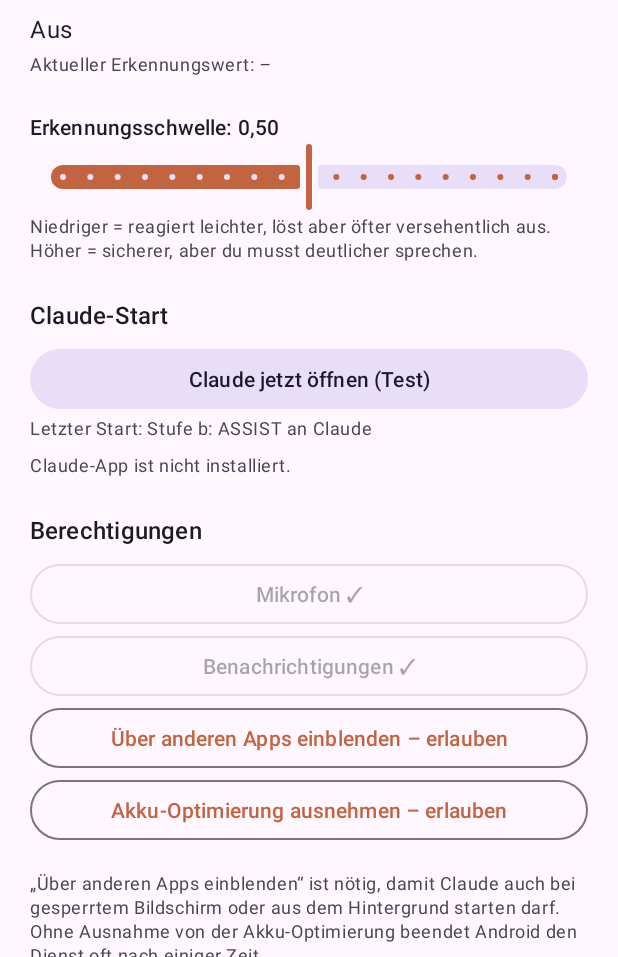
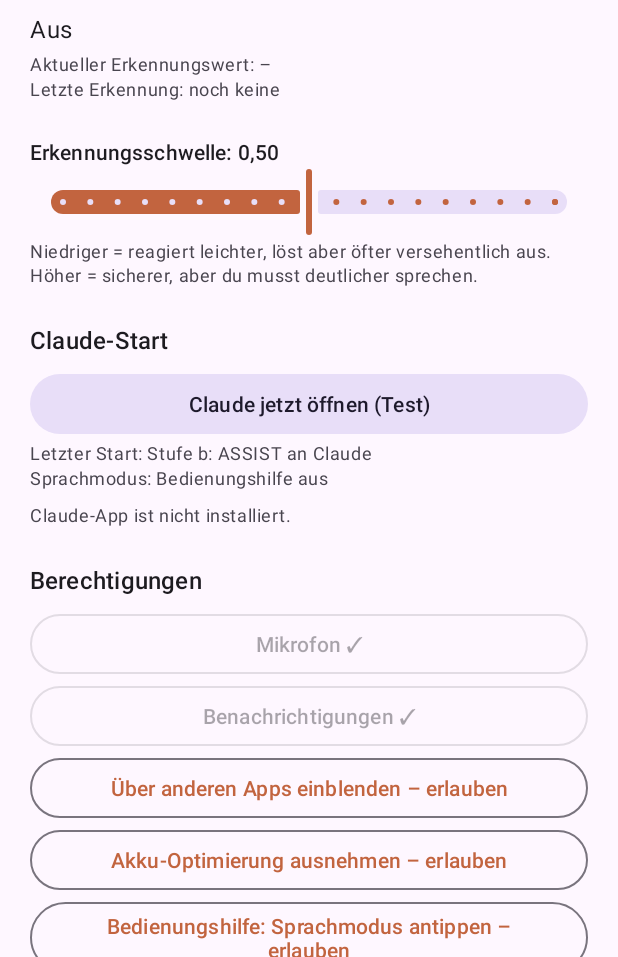
Before and after one commit to Eichi87/hey-claude-android, an Android app: the screen it shows after launch (MainActivity), after a tap on "Claude jetzt öffnen (Test)", on a phone screen of 412 x 824 dp, the part 279-1236 px from its top. Run offline under Robolectric (Android 15) with nearby library versions, the phone set to English and light mode, and no system bars; 1 statement that could not run was skipped.

Commit message:
v1.3: Sprachmodus per Bedienungshilfe, Anzeige der letzten Erkennung
- ClaudeVoiceTapService: tippt nach einem Start durch Hey Claude einmal auf
  Claudes Sprachmodus-Symbol (nur Claude-App, max. 10 s, Diktat ausgeschlossen);
  findet es nichts, werden die sichtbaren Knöpfe angezeigt
- Mit aktiver Bedienungshilfe startet Claude im neuen Chat (Stufe c zuerst)
- Höchstwert bleibt über Neustarts des Lauschens erhalten; neue Zeile
  "Letzte Erkennung: Wert um Uhrzeit"

Co-Authored-By: Claude Opus 5.5 <noreply@anthropic.com>
Claude-Session: https://claude.ai/code/session_0179sMGrwqiUCnjJNmFvgcP3

```diff
--- a/app/build.gradle.kts
+++ b/app/build.gradle.kts
@@ -15,7 +15,7 @@ android {
         minSdk = 26
         targetSdk = 34
         versionCode = buildNumber
-        versionName = "1.2.$buildNumber"
+        versionName = "1.3.$buildNumber"
 
         // Nur echte Handy-Architekturen, hält die APK klein.
         ndk {
--- a/app/src/main/java/de/eichberger/heyclaude/ClaudeLauncher.kt
+++ b/app/src/main/java/de/eichberger/heyclaude/ClaudeLauncher.kt
@@ -75,6 +75,10 @@ object ClaudeLauncher {
 
     /** Startet Claude über die Kaskade a → b → c. Liefert die Stufe, die gegriffen hat, oder null. */
     fun launch(context: Context): Result? {
+        // Bedienungshilfe scharf schalten, bevor Claude aufgeht (tippt dann auf das Sprachmodus-Symbol).
+        val autoTap = ClaudeVoiceTapService.armIfRunning()
+        Prefs.setLastTap(context, if (autoTap) "läuft …" else "Bedienungshilfe aus")
+
         val voice = try {
             readStaticShortcuts(context).firstOrNull { it.enabled && it.looksLikeVoice }
         } catch (e: Exception) {
@@ -107,25 +111,40 @@ object ClaudeLauncher {
             }
         }
 
-        // Stufe b: Sprach-Intents gezielt an die Claude-App.
-        for ((action, label) in VOICE_ACTIONS) {
-            if (tryStart(context, Intent(action).setPackage(CLAUDE_PACKAGE))) {
-                return remember(context, Result("b", label))
-            }
-        }
-
-        // Stufe c: neuer Chat, dann normaler Start.
-        if (tryStart(context, Intent(Intent.ACTION_VIEW, Uri.parse("claude://claude.ai/new")).setPackage(CLAUDE_PACKAGE))) {
-            return remember(context, Result("c", "claude://claude.ai/new"))
-        }
-        if (tryStart(context, Intent(Intent.ACTION_VIEW, Uri.parse("https://claude.ai/new")).setPackage(CLAUDE_PACKAGE))) {
-            return remember(context, Result("c", "https://claude.ai/new"))
+        // Mit aktiver Bedienungshilfe zuerst der normale neue Chat (c): Dort sitzt laut Claude-Hilfe
+        // das Sprachmodus-Symbol im Eingabefeld. Ohne Bedienungshilfe zuerst das Assistenten-Fenster (b).
+        if (autoTap) {
+            startNewChat(context)?.let { return it }
+            startVoiceIntents(context)?.let { return it }
+        } else {
+            startVoiceIntents(context)?.let { return it }
+            startNewChat(context)?.let { return it }
         }
         val launch = context.packageManager.getLaunchIntentForPackage(CLAUDE_PACKAGE)
         if (launch != null && tryStart(context, launch)) {
             return remember(context, Result("c", "Launch-Intent"))
         }
         Prefs.setLastLaunch(context, "keine Stufe hat gegriffen")
+        return null
+    }
+
+    /** Stufe b: Sprach-Intents gezielt an die Claude-App. */
+    private fun startVoiceIntents(context: Context): Result? {
+        for ((action, label) in VOICE_ACTIONS) {
+            if (tryStart(context, Intent(action).setPackage(CLAUDE_PACKAGE))) {
+                return remember(context, Result("b", label))
+            }
+        }
+        return null
+    }
+
+    /** Stufe c (ohne letzten Fallback): neuer Chat per Deep-Link bzw. App-Link. */
+    private fun startNewChat(context: Context): Result? {
+        for (url in listOf("claude://claude.ai/new", "https://claude.ai/new")) {
+            if (tryStart(context, Intent(Intent.ACTION_VIEW, Uri.parse(url)).setPackage(CLAUDE_PACKAGE))) {
+                return remember(context, Result("c", url))
+            }
+        }
         return null
     }
 
--- a/app/src/main/java/de/eichberger/heyclaude/MainActivity.kt
+++ b/app/src/main/java/de/eichberger/heyclaude/MainActivity.kt
@@ -37,6 +37,9 @@ class MainActivity : AppCompatActivity() {
     private lateinit var notifButton: Button
     private lateinit var overlayButton: Button
     private lateinit var batteryButton: Button
+    private lateinit var a11yButton: Button
+    private lateinit var lastTapText: TextView
+    private lateinit var lastDetectionText: TextView
 
     private val ui = Handler(Looper.getMainLooper())
     private var updatingSwitch = false
@@ -69,6 +72,7 @@ class MainActivity : AppCompatActivity() {
             } else {
                 getString(R.string.score_idle)
             }
+            showLastLaunch()
             ui.postDelayed(this, 250)
         }
     }
@@ -89,6 +93,9 @@ class MainActivity : AppCompatActivity() {
         notifButton = findViewById(R.id.notif_button)
         overlayButton = findViewById(R.id.overlay_button)
         batteryButton = findViewById(R.id.battery_button)
+        a11yButton = findViewById(R.id.a11y_button)
+        lastTapText = findViewById(R.id.last_tap_text)
+        lastDetectionText = findViewById(R.id.last_detection_text)
 
         setSwitch(Prefs.enabled(this))
         listenSwitch.setOnCheckedChangeListener { _, checked ->
@@ -117,6 +124,7 @@ class MainActivity : AppCompatActivity() {
             open(Intent(Settings.ACTION_MANAGE_OVERLAY_PERMISSION, Uri.parse("package:$packageName")))
         }
         batteryButton.setOnClickListener { requestBatteryExemption() }
+        a11yButton.setOnClickListener { open(Intent(Settings.ACTION_ACCESSIBILITY_SETTINGS)) }
 
         handleAutostart(intent)
     }
@@ -190,6 +198,8 @@ class MainActivity : AppCompatActivity() {
     private fun showLastLaunch() {
         lastLaunchText.text = Prefs.lastLaunch(this)?.let { getString(R.string.last_launch, it) }
             ?: getString(R.string.last_launch_none)
+        lastTapText.text = getString(R.string.last_tap, Prefs.lastTap(this) ?: "–")
+        lastDetectionText.text = getString(R.string.last_detection, Prefs.lastDetection(this) ?: "noch keine")
     }
 
     /** Zeigt die aus der Claude-App gelesenen Shortcuts, damit man die IDs prüfen kann. */
@@ -226,6 +236,7 @@ class MainActivity : AppCompatActivity() {
         setPermissionButton(overlayButton, Settings.canDrawOverlays(this), R.string.perm_overlay)
         val pm = getSystemService(PowerManager::class.java)
         setPermissionButton(batteryButton, pm.isIgnoringBatteryOptimizations(packageName), R.string.perm_battery)
+        setPermissionButton(a11yButton, ClaudeVoiceTapService.isEnabled(this), R.string.perm_a11y)
     }
 
     private fun setPermissionButton(button: Button, ok: Boolean, label: Int) {
--- a/app/src/main/java/de/eichberger/heyclaude/Prefs.kt
+++ b/app/src/main/java/de/eichberger/heyclaude/Prefs.kt
@@ -9,6 +9,8 @@ object Prefs {
     const val KEY_THRESHOLD = "threshold"
     const val KEY_ENABLED = "enabled"
     const val KEY_LAST_LAUNCH = "last_launch"
+    const val KEY_LAST_TAP = "last_tap"
+    const val KEY_LAST_DETECTION = "last_detection"
 
     const val DEFAULT_THRESHOLD = 0.5f
 
@@ -31,4 +33,16 @@ object Prefs {
 
     fun setLastLaunch(context: Context, value: String) =
         get(context).edit().putString(KEY_LAST_LAUNCH, value).apply()
+
+    /** Ergebnis der Bedienungshilfe beim letzten Start (Sprachmodus angetippt oder nicht). */
+    fun lastTap(context: Context): String? = get(context).getString(KEY_LAST_TAP, null)
+
+    fun setLastTap(context: Context, value: String) =
+        get(context).edit().putString(KEY_LAST_TAP, value).apply()
+
+    /** Letzte Weckwort-Erkennung, z. B. „0,87 um 12:58“. */
+    fun lastDetection(context: Context): String? = get(context).getString(KEY_LAST_DETECTION, null)
+
+    fun setLastDetection(context: Context, value: String) =
+        get(context).edit().putString(KEY_LAST_DETECTION, value).apply()
 }
--- a/app/src/main/res/layout/activity_main.xml
+++ b/app/src/main/res/layout/activity_main.xml
@@ -36,6 +36,12 @@
             android:layout_width="match_parent"
             android:layout_height="wrap_content"
             android:layout_marginTop="4dp"
+            android:textAppearance="?attr/textAppearanceBodySmall" />
+
+        <TextView
+            android:id="@+id/last_detection_text"
+            android:layout_width="match_parent"
+            android:layout_height="wrap_content"
             android:textAppearance="?attr/textAppearanceBodySmall" />
 
         <TextView
@@ -83,6 +89,13 @@
             android:textAppearance="?attr/textAppearanceBodySmall" />
 
         <TextView
+            android:id="@+id/last_tap_text"
+            android:layout_width="match_parent"
+            android:layout_height="wrap_content"
+            android:textAppearance="?attr/textAppearanceBodySmall"
+            android:textIsSelectable="true" />
+
+        <TextView
             android:id="@+id/shortcuts_text"
             android:layout_width="match_parent"
             android:layout_height="wrap_content"
@@ -122,6 +135,12 @@
             android:layout_width="match_parent"
             android:layout_height="wrap_content" />
 
+        <Button
+            android:id="@+id/a11y_button"
+            style="@style/Widget.Material3.Button.OutlinedButton"
+            android:layout_width="match_parent"
+            android:layout_height="wrap_content" />
+
         <TextView
             android:layout_width="match_parent"
             android:layout_height="wrap_content"
--- a/app/src/main/res/values/strings.xml
+++ b/app/src/main/res/values/strings.xml
@@ -15,7 +15,14 @@
     <string name="status_model_error">Modelle konnten nicht geladen werden: %1$s</string>
     <string name="status_not_allowed">Android hat den Start im Hintergrund nicht erlaubt</string>
 
-    <string name="score_value">Erkennungswert: %1$s (Höchstwert: %2$s)\nMikrofonpegel: %3$s</string>
+    <string name="score_value">Erkennungswert: %1$s (Höchstwert seit Einschalten: %2$s)\nMikrofonpegel: %3$s</string>
+    <string name="last_detection">Letzte Erkennung: %1$s</string>
+    <string name="last_tap">Sprachmodus: %1$s</string>
+    <string name="tap_done">angetippt („%1$s“)</string>
+    <string name="tap_not_found">Symbol nicht gefunden. Sichtbare Knöpfe: %1$s</string>
+    <string name="perm_a11y">Bedienungshilfe: Sprachmodus antippen</string>
+    <string name="a11y_label">Hey Claude – Sprachmodus</string>
+    <string name="a11y_description">Tippt nach „Hey Claude“ in der Claude-App einmal auf das Sprachmodus-Symbol. Arbeitet nur in der Claude-App und nur bis zu 10 Sekunden nach einem Start durch Hey Claude; sonst liest und tut sie nichts.</string>
     <string name="level_db">%1$d dB</string>
     <string name="level_silent">kein Signal – Mikrofon stumm geschaltet?</string>
     <string name="score_idle">Aktueller Erkennungswert: –</string>
@@ -39,7 +46,7 @@
     <string name="perm_battery">Akku-Optimierung ausnehmen</string>
     <string name="perm_missing">%1$s – erlauben</string>
     <string name="perm_granted">%1$s ✓</string>
-    <string name="permissions_hint">„Über anderen Apps einblenden“ ist nötig, damit Claude auch bei gesperrtem Bildschirm oder aus dem Hintergrund starten darf. Ohne Ausnahme von der Akku-Optimierung beendet Android den Dienst oft nach einiger Zeit.</string>
+    <string name="permissions_hint">„Über anderen Apps einblenden“ ist nötig, damit Claude auch bei gesperrtem Bildschirm oder aus dem Hintergrund starten darf. Die Bedienungshilfe startet Claude direkt im Sprachmodus; ist sie aus, öffnet sich nur ein neuer Chat. Ohne Ausnahme von der Akku-Optimierung beendet Android den Dienst oft nach einiger Zeit.</string>
 
     <string name="channel_service">Lauschen</string>
     <string name="channel_hints">Hinweise</string>
```
Also changed, not shown: app/src/main/AndroidManifest.xml (+14 -0 lines), app/src/main/java/de/eichberger/heyclaude/ClaudeVoiceTapService.kt (added, +198 -0 lines), app/src/main/java/de/eichberger/heyclaude/WakeWordService.kt (+10 -1 lines), app/src/main/res/xml/accessibility_service.xml (added, +11 -0 lines).
